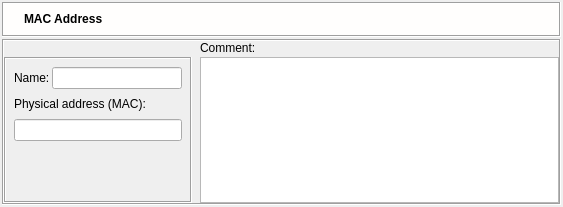
Above: src/gui/physaddressdialog_q.ui from fwbuilder/fwbuilder before the change. Below: the same form after it.
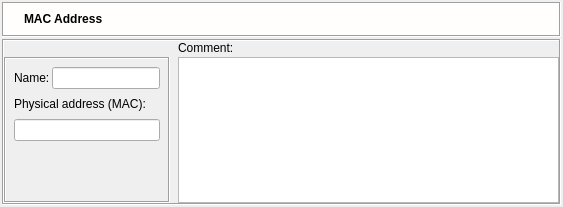
That is the form after the change. Icons and pictures are not drawn.

Diff of the .ui file:
```diff
--- a/src/gui/physaddressdialog_q.ui
+++ b/src/gui/physaddressdialog_q.ui
@@ -291,7 +291,7 @@
              </property>
              <property name="minimumSize" >
               <size>
-               <width>130</width>
+               <width>0</width>
                <height>0</height>
               </size>
              </property>
```
